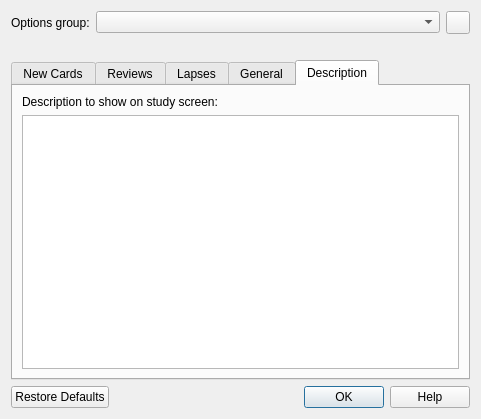
Qt form designer/dconf.ui (ankitects/anki) before a commit.
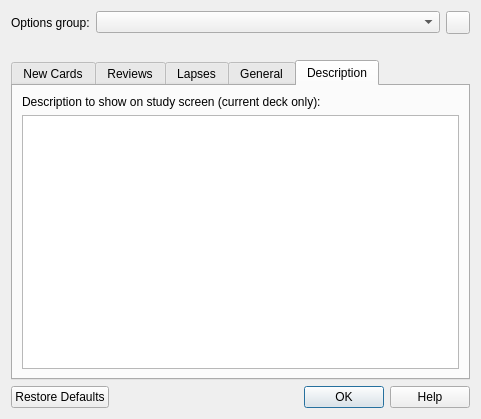
The same form after that commit. The open tabs and pages were chosen to show the change. Icons and pictures are not drawn.

Commit message: clarify that deck description is not in option group

What changed in the file:
```diff
--- a/designer/dconf.ui
+++ b/designer/dconf.ui
@@ -619,7 +619,7 @@
        <item>
         <widget class="QLabel" name="label_22">
          <property name="text">
-          <string>Description to show on study screen:</string>
+          <string>Description to show on study screen (current deck only):</string>
          </property>
         </widget>
        </item>
```
